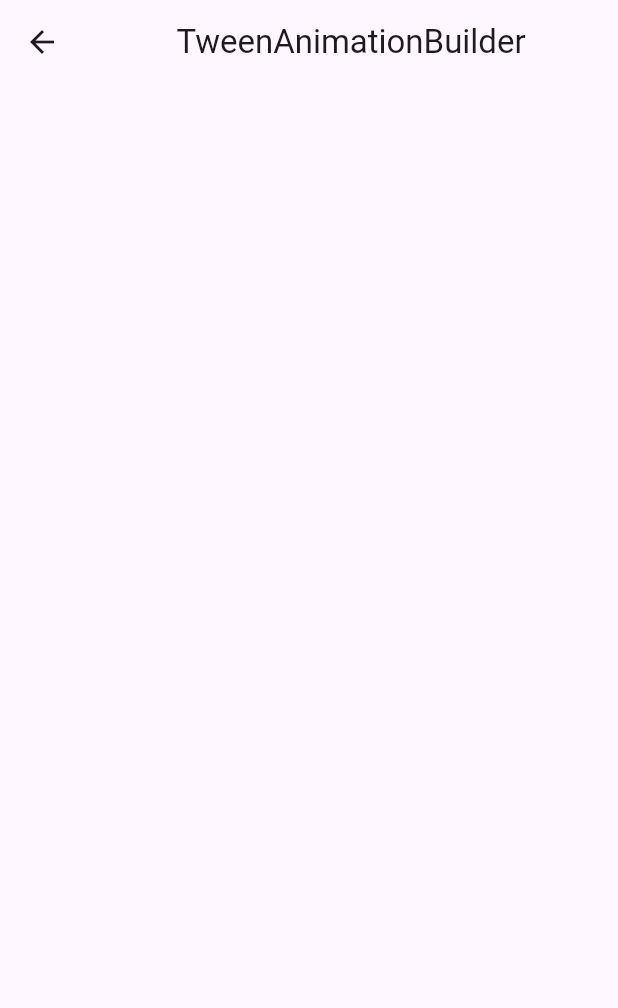
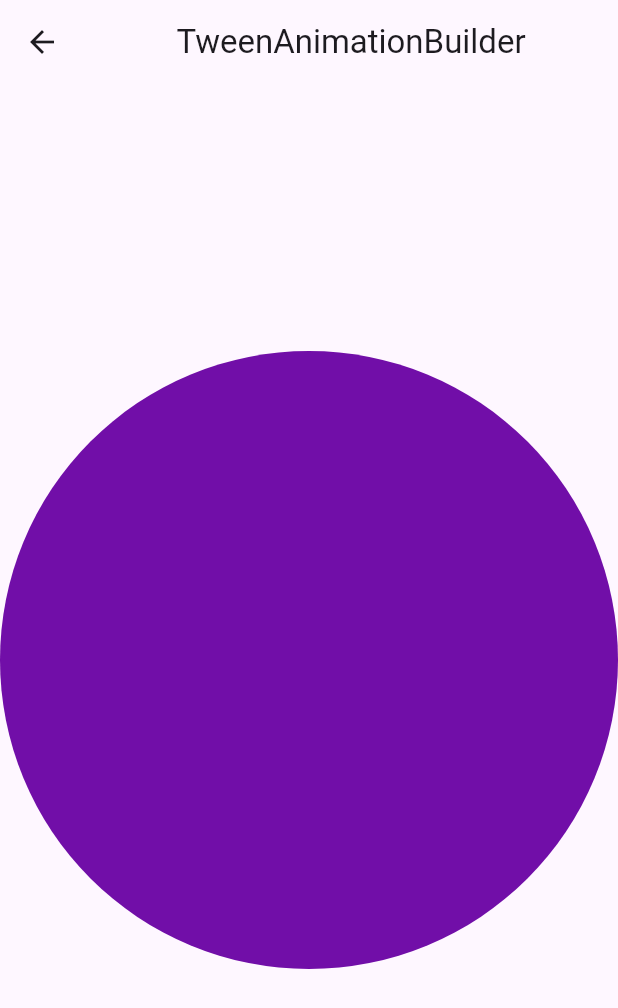
Before and after one commit to Divyanshu050303/FlutterAimation, a Flutter app: the TweenBuilderAnimation screen opened directly, on a phone screen of 412 x 824 dp. Shown: the top 1008 px of the screen. Run offline on Flutter 3.47's test engine with Material 2 defaults, Android fonts, the phone set to English and light mode, and no system bars.

Commit message:
Tween Builder Animation

```diff
--- a/lib/TweenBuilderAnimation.dart
+++ b/lib/TweenBuilderAnimation.dart
@@ -1,4 +1,7 @@
 import 'package:flutter/material.dart';
+import 'dart:math' as math;
+
+
 
 class TweenBuilderAnimation extends StatefulWidget {
   const TweenBuilderAnimation({super.key});
@@ -6,20 +9,60 @@ class TweenBuilderAnimation extends StatefulWidget {
   @override
   State<TweenBuilderAnimation> createState() => _TweenBuilderAnimationState();
 }
+class CircleClipper extends CustomClipper<Path>{
+  @override
+  Path getClip(Size size) {
 
+  var path=Path();
+  final rect=Rect.fromCircle(center: Offset(size.width/2, size.height/2), radius: size.width/2);
+  path.addOval(rect);
+  return path;
+  }
+
+  @override
+  bool shouldReclip(covariant CustomClipper<Path> oldClipper) =>false;
+
+}
+Color getRandomColor() => Color(
+    0xFF000000 + math.Random().nextInt(0x00FFFFFF)
+);
 class _TweenBuilderAnimationState extends State<TweenBuilderAnimation> {
+  var _color=getRandomColor();
   @override
   Widget build(BuildContext context) {
     return  Scaffold(
       appBar: AppBar(
         title: const Center(child: Text("TweenAnimationBuilder")),
       ),
-      body: ClipPath(
-        child: Container(
-          width: MediaQuery.of(context).size.width,
-          height: MediaQuery.of(context).size.height,
+      body: Center(
+        child: ClipPath(
+          clipper: CircleClipper(),
+          child:TweenAnimationBuilder(
+            tween: ColorTween(
+              begin: getRandomColor(),
+              end: _color
+            ),
+            onEnd: (){
+              setState(() {
+                _color=getRandomColor();
+              });
+            },
+            duration: Duration(seconds: 1),
+              child:Container(
+                width: MediaQuery.of(context).size.width,
+                height: MediaQuery.of(context).size.width,
+                color: Colors.red,
+              ),
+            builder: (context, Color? color,child){
+              return ColorFiltered(
+                  colorFilter: ColorFilter.mode(color!,BlendMode.srcATop),
+                  child: child!) ;
+            },
+          ),
+
+
+
         ),
-
       ),
     );
   }
```
